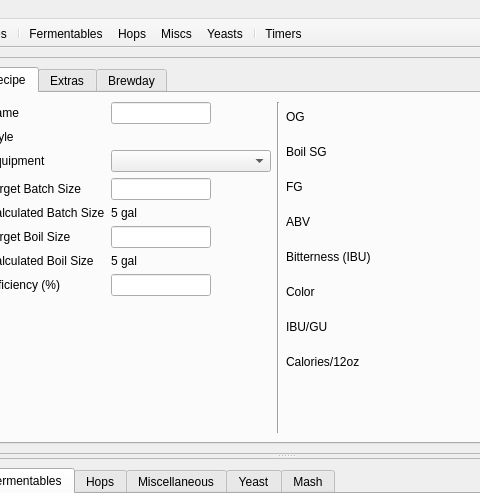
Old version of the form ui/mainWindow.ui in the repository Brewtarget/brewtarget; both pictures show x 433 to 913 and y 0 to 493 of the 1048 by 829 pixel window.
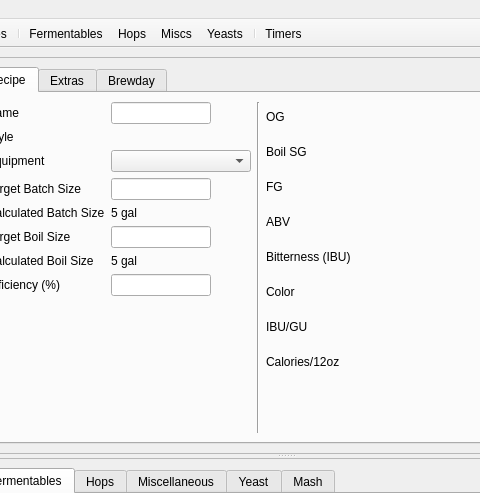
New version of the form. Icons and pictures are not drawn. Custom widgets are drawn as their Qt base class.

Commit message: Deleted EquipmentComboBox in favor of a new Equipment list model.

```diff
--- a/ui/mainWindow.ui
+++ b/ui/mainWindow.ui
@@ -199,8 +199,8 @@
           <rect>
            <x>0</x>
            <y>0</y>
-           <width>671</width>
-           <height>393</height>
+           <width>657</width>
+           <height>404</height>
           </rect>
          </property>
          <layout class="QVBoxLayout" name="verticalLayout_11">
@@ -395,24 +395,21 @@
                    </widget>
                   </item>
                   <item row="2" column="1">
-                   <widget class="EquipmentComboBox" name="equipmentComboBox">
-                    <property name="sizePolicy">
-                     <sizepolicy hsizetype="Maximum" vsizetype="Fixed">
-                      <horstretch>100</horstretch>
-                      <verstretch>0</verstretch>
-                     </sizepolicy>
-                    </property>
+                   <widget class="QComboBox" name="equipmentComboBox">
                     <property name="minimumSize">
                      <size>
-                      <width>160</width>
+                      <width>140</width>
                       <height>0</height>
                      </size>
                     </property>
-                    <property name="toolTip">
-                     <string>Equipment to brew this with</string>
+                    <property name="maximumSize">
+                     <size>
+                      <width>200</width>
+                      <height>16777215</height>
+                     </size>
                     </property>
                     <property name="sizeAdjustPolicy">
-                     <enum>QComboBox::AdjustToContentsOnFirstShow</enum>
+                     <enum>QComboBox::AdjustToContents</enum>
                     </property>
                    </widget>
                   </item>
@@ -2150,11 +2147,6 @@
    <extends>QLabel</extends>
    <header>BtDigitWidget.h</header>
   </customwidget>
-  <customwidget>
-   <class>EquipmentComboBox</class>
-   <extends>QComboBox</extends>
-   <header>EquipmentComboBox.h</header>
-  </customwidget>
   <customwidget>
    <class>RecipeTreeView</class>
    <extends>QTreeView</extends>
```
Left out of the diff: 8 changed lines with no effect on the pictures. The commit also changes 17 other files.
